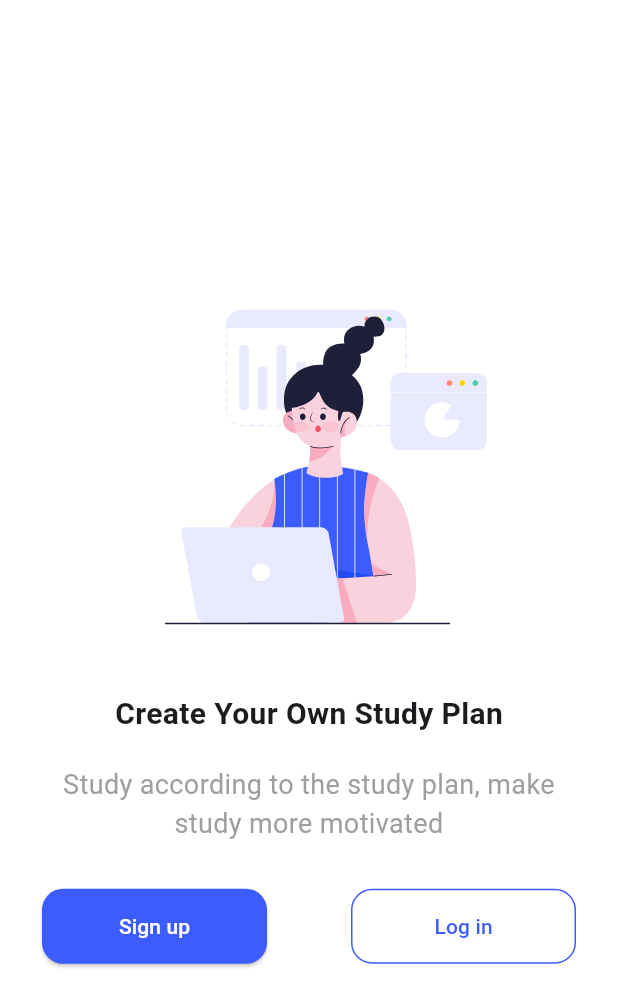
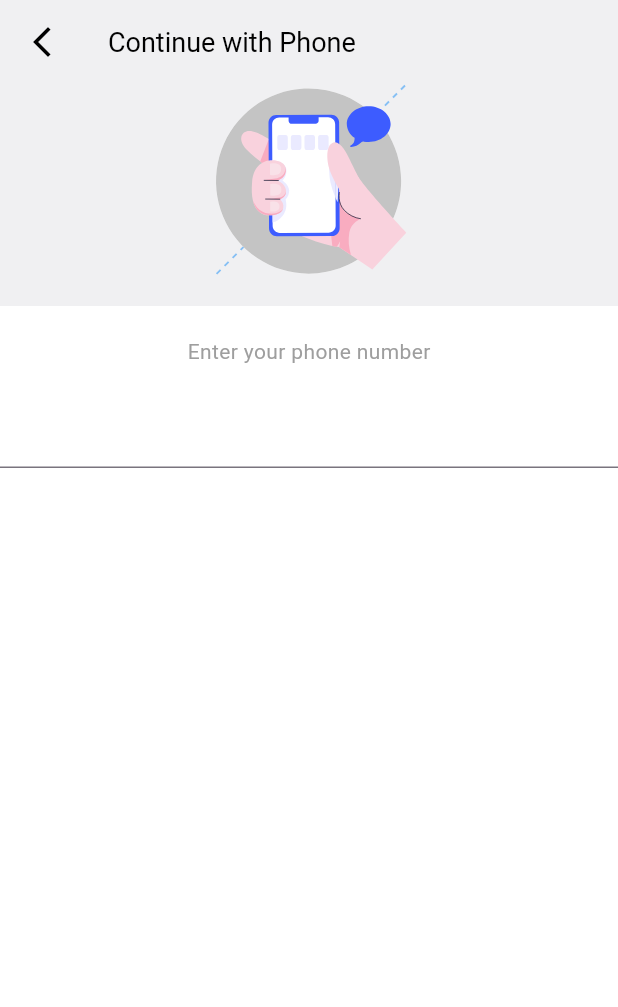
Before and after one commit to SemajCode/skill_harvest, a Flutter app: the screen it shows after launch, on a phone screen of 412 x 824 dp. Shown: the top 1007 px of the screen. Run offline on Flutter 3.47's test engine with Material 3 defaults, Android fonts, the phone set to English and light mode, and no system bars; our stand-ins replace flutter_svg, gap.

Commit message:
the login with phone screen

```diff
--- a/lib/Theme/pallete.dart
+++ b/lib/Theme/pallete.dart
@@ -14,6 +14,7 @@ class Pallete {
     primaryColor: blueColor,
     appBarTheme: const AppBarTheme(
       backgroundColor: whiteColor,
+      foregroundColor: blackColor,
       elevation: 0,
     ),
     // elevatedButtonTheme: ElevatedButtonThemeData(
--- /dev/null
+++ b/lib/features/auth/screens/phone_login.dart
@@ -0,0 +1,80 @@
+import 'package:flutter/material.dart';
+import 'package:flutter_svg/flutter_svg.dart';
+import 'package:gap/gap.dart';
+import 'package:skillharvest/Theme/pallete.dart';
+import 'package:skillharvest/core/constants/constant.dart';
+
+class PhoneLogin extends StatelessWidget {
+  const PhoneLogin({super.key});
+
+  @override
+  Widget build(BuildContext context) {
+    return Scaffold(
+      appBar: AppBar(
+        backgroundColor: Pallete.offWhiteColor,
+        title: const Text(
+          'Continue with Phone',
+          style: TextStyle(
+            color: Pallete.blackColor,
+            fontSize: 18,
+          ),
+        ),
+        leading: const Icon(
+          Icons.arrow_back_ios_new,
+          color: Pallete.blackColor,
+        ),
+      ),
+      body: Column(
+        children: [
+          Container(
+            width: double.infinity,
+            color: Pallete.offWhiteColor,
+            child: Padding(
+              padding: const EdgeInsets.only(bottom: 18),
+              child: SvgPicture.asset(AppImage.conWithPhone),
+            ),
+          ),
+          const Gap(20),
+          const Text(
+            'Enter your phone number',
+            style: TextStyle(
+              color: Pallete.greyText,
+            ),
+          ),
+          const Gap(20),
+          TextFormField(),
+          // Container(
+          //   width: double.infinity,
+          //   height: 40,
+          //   decoration: BoxDecoration(
+          //       borderRadius: BorderRadius.circular(14),
+          //       border: Border.all(color: Pallete.greyText)),
+          //   child: Text('jdf'),
+          // ),
+        ],
+      ),
+    );
+  }
+}
+
+// Column(
+//           children: [
+//             const Row(
+//               children: [
+//                 Icon(
+//                   Icons.arrow_back_ios_new,
+//                   color: Pallete.blackColor,
+//                 ),
+//                 Text(
+//                   'Continue with Phone',
+//                   style: TextStyle(
+//                     color: Pallete.blackColor,
+//                     fontSize: 18,
+//                   ),
+//                 ),
+//               ],
+//             ),
+//             const Gap(30),
+//             SvgPicture.asset(AppImage.conWithPhone)
+//           ],
+//         ),
--- a/lib/features/auth/screens/signup.dart
+++ b/lib/features/auth/screens/signup.dart
@@ -5,7 +5,7 @@ import 'package:skillharvest/Theme/pallete.dart';
 import 'package:skillharvest/core/common/buttons.dart';
 import 'package:skillharvest/core/common/signup_checkbox.dart';
 import 'package:skillharvest/core/common/text_fields.dart';
-import 'package:skillharvest/onboarding.dart';
+import 'package:skillharvest/features/auth/screens/login.dart';
 
 class Signup extends StatefulWidget {
   const Signup({super.key});
@@ -80,7 +80,7 @@ class _SignupState extends State<Signup> {
                         ..onTap = () {
                           Navigator.of(context).push(
                             MaterialPageRoute(
-                              builder: (context) => const Onboarding(),
+                              builder: (context) => const Login(),
                             ),
                           );
                         },
--- a/lib/main.dart
+++ b/lib/main.dart
@@ -1,6 +1,6 @@
 import 'package:flutter/material.dart';
 import 'package:skillharvest/Theme/pallete.dart';
-import 'package:skillharvest/features/auth/screens/signup.dart';
+import 'package:skillharvest/features/auth/screens/phone_login.dart';
 import 'package:skillharvest/splash_screen.dart';
 
 void main() {
@@ -17,7 +17,7 @@ class MyApp extends StatelessWidget {
       debugShowCheckedModeBanner: false,
       title: 'SkillHarvest',
       theme: Pallete.lightThemeMode,
-      home: const SplashScreen(),
+      home: const PhoneLogin(),
     );
   }
 }
```
